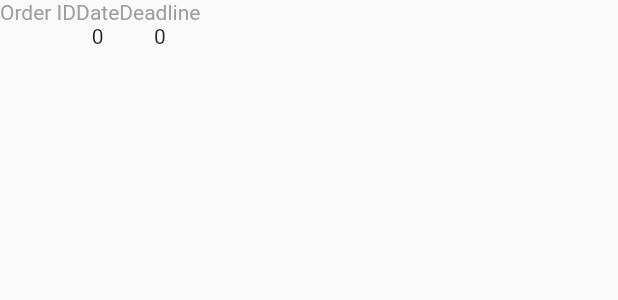
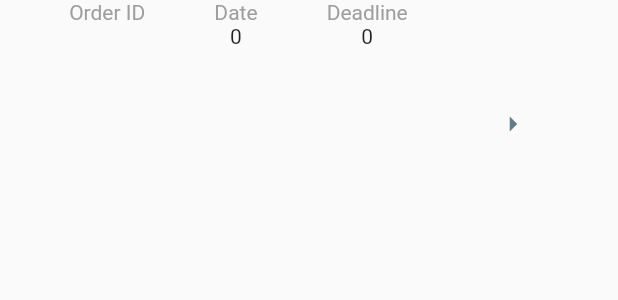
Before and after one commit to gautam-menon/EnvyWeb, a Flutter app: the AcceptedOrderTile widget shown alone on an empty page, opened directly with empty values, on a phone screen of 412 x 824 dp. Shown: the top 300 px of the screen. Run offline on Flutter 3.47's test engine with Material 2 defaults, Android fonts, the phone set to English and light mode, and no system bars; our stand-ins replace cached_network_image, firebase_auth; missing offline and left inert: firebase_auth_web, firebase_core_web, image_picker_web; accounts and stored records are empty; network calls fail.

Commit message:
More UI improvements

```diff
--- a/lib/Screens/Editor/AcceptedOrders.dart
+++ b/lib/Screens/Editor/AcceptedOrders.dart
@@ -48,6 +48,7 @@ class _AcceptedOrdersState extends State<AcceptedOrders> {
                                               ['startTime'],
                                           deadline: snapshot.data[index]
                                               ['endTime'],
+                                          //uid: snapshot.data['editorID']
                                         );
                                       },
                                     )
@@ -68,8 +69,10 @@ class AcceptedOrderTile extends StatelessWidget {
   final String orderId;
   final int date;
   final int deadline;
+  final String uid;
 
-  const AcceptedOrderTile({Key key, this.orderId, this.date, this.deadline})
+  const AcceptedOrderTile(
+      {Key key, this.orderId, this.date, this.deadline, this.uid})
       : super(key: key);
   @override
   Widget build(BuildContext context) {
@@ -77,23 +80,40 @@ class AcceptedOrderTile extends StatelessWidget {
     return InkWell(
       onTap: () {
         Navigator.push(
-            context, MaterialPageRoute(builder: (context) => OrderPage(orderId: orderId)));
+            context,
+            MaterialPageRoute(
+                builder: (context) => OrderPage(orderId: orderId)));
       },
       child: Container(
         height: screenSize.height / 5,
         width: screenSize.width,
         child: Row(
+          mainAxisAlignment: MainAxisAlignment.spaceEvenly,
           children: [
             Column(children: [
               Text('Order ID', style: TextStyle(color: Colors.grey)),
               Text(orderId),
-            ]),   Column(children: [
-                    Text('Date', style: TextStyle(color: Colors.grey)),
-                    Text(date.toString()),
-                  ]),   Column(children: [
-                    Text('Deadline', style: TextStyle(color: Colors.grey)),
-                    Text(deadline.toString()),
-                  ]),
+            ]),
+            Column(children: [
+              Text('Date', style: TextStyle(color: Colors.grey)),
+              Text(date.toString()),
+            ]),
+            Column(children: [
+              Text('Deadline', style: TextStyle(color: Colors.grey)),
+              Text(deadline.toString()),
+            ]),
+            IconButton(
+              icon: Icon(Icons.arrow_right),
+              onPressed: () {
+                Navigator.push(
+                    context,
+                    MaterialPageRoute(
+                        builder: (context) => OrderPage(
+                              orderId: orderId,
+                              uid: uid,
+                            )));
+              },
+            )
           ],
         ),
       ),
--- a/lib/Screens/Editor/OrderPage.dart
+++ b/lib/Screens/Editor/OrderPage.dart
@@ -4,7 +4,8 @@ import 'package:flutter/material.dart';
 
 class OrderPage extends StatefulWidget {
   final String orderId;
-  const OrderPage({this.orderId});
+  final String uid;
+  const OrderPage({this.orderId, this.uid});
   @override
   _OrderPageState createState() => _OrderPageState();
 }
```
Also changed, not shown: lib/Screens/Editor/Dashboard.dart (+57 -30 lines), lib/Services/ApiFunctions -Editor.dart (+14 -5 lines), 4 other files.
